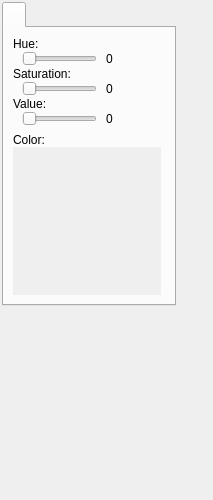
Old version of the form fixedcolordialog.ui in the repository Airels/ihm-tabs.
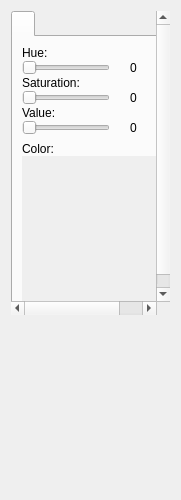
New version of the form.

Diff of the .ui file:
```diff
--- a/fixedcolordialog.ui
+++ b/fixedcolordialog.ui
@@ -6,7 +6,7 @@
    <rect>
     <x>0</x>
     <y>0</y>
-    <width>213</width>
+    <width>181</width>
     <height>500</height>
    </rect>
   </property>
@@ -31,53 +31,83 @@
   <property name="windowTitle">
    <string>Dialog</string>
   </property>
+  <layout class="QVBoxLayout" name="verticalLayout">
+   <item>
+    <widget class="QScrollArea" name="scrollArea">
+     <property name="frameShape">
+      <enum>QFrame::NoFrame</enum>
+     </property>
+     <property name="frameShadow">
+      <enum>QFrame::Plain</enum>
+     </property>
+     <property name="lineWidth">
+      <number>0</number>
+     </property>
+     <property name="widgetResizable">
+      <bool>true</bool>
+     </property>
+     <widget class="QWidget" name="scrollAreaWidgetContents">
+      <property name="geometry">
+       <rect>
+        <x>0</x>
+        <y>0</y>
+        <width>187</width>
+        <height>377</height>
+       </rect>
+      </property>
   <layout class="QVBoxLayout" name="verticalLayout_2">
+       <property name="spacing">
+        <number>0</number>
+       </property>
    <property name="leftMargin">
-    <number>2</number>
+        <number>0</number>
    </property>
    <property name="topMargin">
-    <number>2</number>
+        <number>0</number>
    </property>
    <property name="rightMargin">
-    <number>2</number>
+        <number>0</number>
+       </property>
+       <property name="bottomMargin">
+        <number>0</number>
    </property>
    <item>
+        <layout class="QGridLayout" name="gridLayout_7">
+         <property name="rightMargin">
+          <number>0</number>
+         </property>
+         <property name="horizontalSpacing">
+          <number>0</number>
+         </property>
+         <property name="verticalSpacing">
+          <number>10</number>
+         </property>
+         <item row="0" column="0">
+          <layout class="QHBoxLayout" name="horizontalLayout">
+           <property name="spacing">
+            <number>0</number>
+           </property>
+          </layout>
+         </item>
+         <item row="1" column="0">
     <widget class="QTabWidget" name="tabWidget">
+           <property name="enabled">
+            <bool>true</bool>
+           </property>
      <property name="sizePolicy">
       <sizepolicy hsizetype="MinimumExpanding" vsizetype="Expanding">
        <horstretch>0</horstretch>
        <verstretch>0</verstretch>
       </sizepolicy>
      </property>
-     <property name="minimumSize">
-      <size>
-       <width>174</width>
-       <height>0</height>
-      </size>
-     </property>
-     <property name="maximumSize">
-      <size>
-       <width>174</width>
-       <height>16777215</height>
-      </size>
-     </property>
      <property name="currentIndex">
       <number>0</number>
      </property>
-     <property name="elideMode">
-      <enum>Qt::ElideNone</enum>
-     </property>
      <widget class="QWidget" name="tab">
-      <property name="sizePolicy">
-       <sizepolicy hsizetype="Minimum" vsizetype="Minimum">
-        <horstretch>0</horstretch>
-        <verstretch>0</verstretch>
-       </sizepolicy>
-      </property>
       <attribute name="title">
        <string/>
       </attribute>
-      <layout class="QVBoxLayout" name="verticalLayout">
+            <layout class="QVBoxLayout" name="verticalLayout_5">
        <item>
         <layout class="QGridLayout" name="gridLayout_9">
          <property name="rightMargin">
@@ -102,7 +132,7 @@
          <item row="3" column="0">
           <layout class="QHBoxLayout" name="horizontalLayout_16">
            <property name="spacing">
-            <number>0</number>
+                  <number>20</number>
            </property>
            <item>
             <widget class="QSlider" name="_saturationSlider">
@@ -114,7 +144,7 @@
              </property>
              <property name="maximumSize">
               <size>
-               <width>75</width>
+                     <width>16777215</width>
                <height>16777215</height>
               </size>
              </property>
@@ -176,7 +206,7 @@
          <item row="1" column="0">
           <layout class="QHBoxLayout" name="horizontalLayout_17">
            <property name="spacing">
-            <number>0</number>
+                  <number>20</number>
            </property>
            <item>
             <widget class="QSlider" name="_hueSlider">
@@ -188,7 +218,7 @@
              </property>
              <property name="maximumSize">
               <size>
-               <width>75</width>
+                     <width>16777215</width>
                <height>16777215</height>
               </size>
              </property>
@@ -237,7 +267,7 @@
          <item row="7" column="0">
           <layout class="QHBoxLayout" name="horizontalLayout_18">
            <property name="spacing">
-            <number>0</number>
+                  <number>20</number>
            </property>
            <property name="bottomMargin">
             <number>7</number>
@@ -252,7 +282,7 @@
              </property>
              <property name="maximumSize">
               <size>
-               <width>75</width>
+                     <width>16777215</width>
                <height>16777215</height>
               </size>
              </property>
@@ -301,7 +331,7 @@
            </property>
            <property name="maximumSize">
             <size>
-             <width>148</width>
+                   <width>16777215</width>
              <height>148</height>
             </size>
            </property>
@@ -322,6 +352,12 @@
      </widget>
     </widget>
    </item>
+        </layout>
+       </item>
+      </layout>
+     </widget>
+    </widget>
+   </item>
    <item>
     <spacer name="verticalSpacer">
      <property name="orientation">
@@ -330,7 +366,7 @@
      <property name="sizeHint" stdset="0">
       <size>
        <width>20</width>
-       <height>40</height>
+       <height>79</height>
       </size>
      </property>
     </spacer>
```
Left out of the diff: 28 changed lines with no effect on the pictures. Lines whose indentation alone changed are shown as unchanged.
